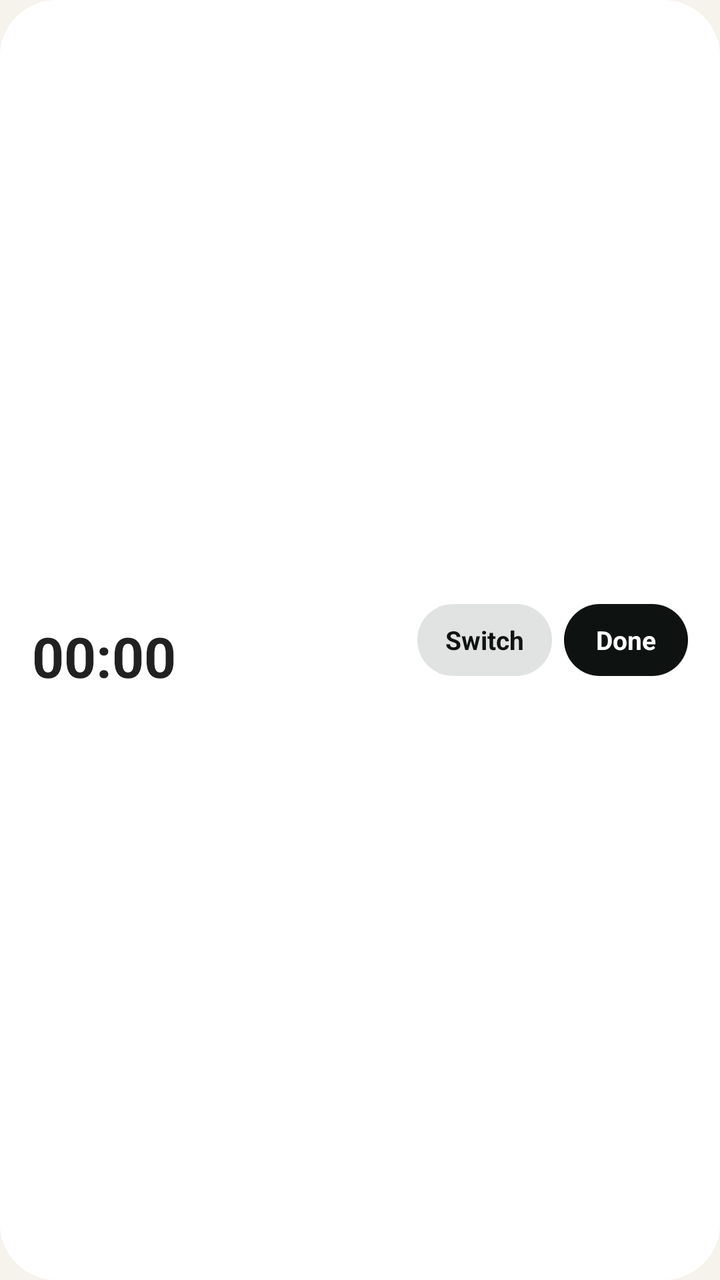
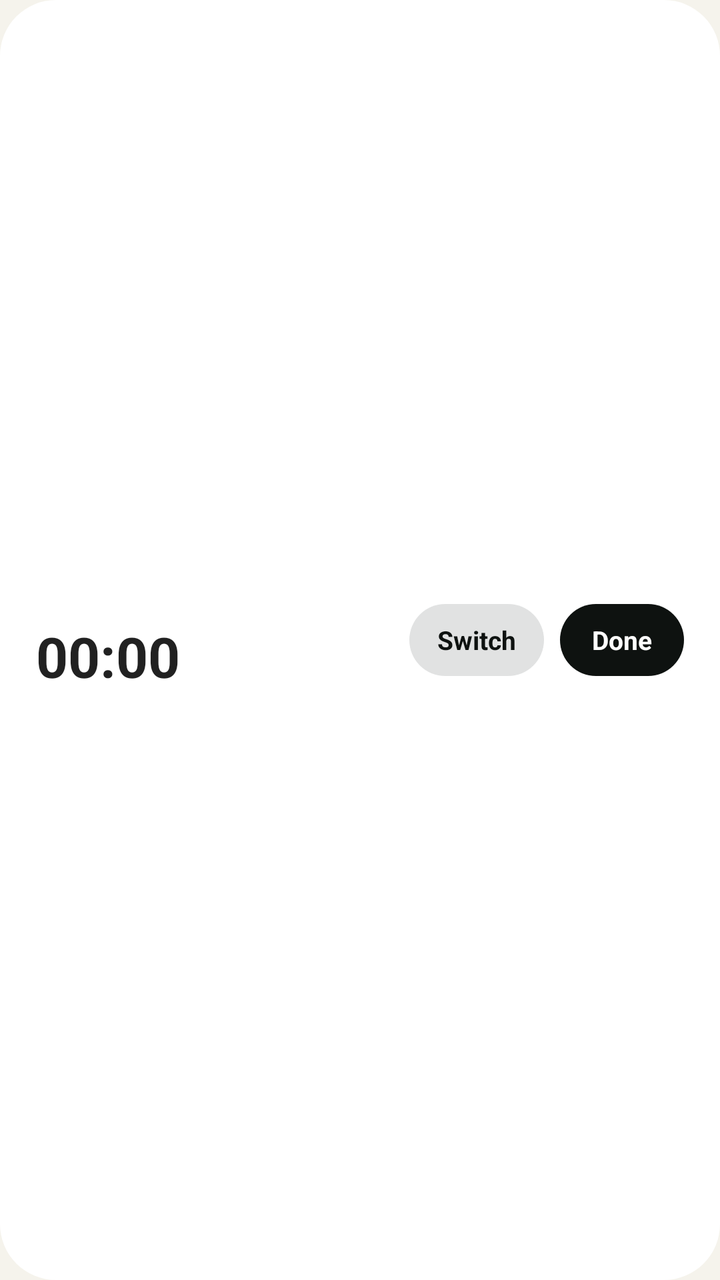

Two renders of the same Android screen: before a commit and after it. Below are the layout's source before the change and the commit's diff.
<!-- AndroidManifest.xml: application theme Theme.Seeds -->
<!-- res/layout/widget_now_wide.xml -->
<?xml version="1.0" encoding="utf-8"?>
<FrameLayout xmlns:android="http://schemas.android.com/apk/res/android"
    android:id="@android:id/background"
    android:layout_width="match_parent"
    android:layout_height="match_parent"
    android:clipToOutline="true">

    <ImageView
        android:id="@+id/bg"
        android:layout_width="match_parent"
        android:layout_height="match_parent"
        android:contentDescription="@null"
        android:scaleType="fitXY"
        android:src="@drawable/widget_shape" />

    <LinearLayout
        android:layout_width="match_parent"
        android:layout_height="match_parent"
        android:gravity="center_vertical"
        android:orientation="horizontal"
        android:paddingHorizontal="16dp"
        android:paddingVertical="8dp">

        <LinearLayout
            android:layout_width="0dp"
            android:layout_height="wrap_content"
            android:layout_weight="1"
            android:orientation="vertical">

            <LinearLayout
                android:layout_width="match_parent"
                android:layout_height="wrap_content"
                android:gravity="center_vertical"
                android:orientation="horizontal">

                <ImageView
                    android:id="@+id/mark"
                    android:layout_width="11dp"
                    android:layout_height="11dp"
                    android:contentDescription="@null"
                    android:src="@drawable/ic_seeds_mark" />

                <TextView
                    android:id="@+id/seed_name"
                    android:layout_width="match_parent"
                    android:layout_height="wrap_content"
                    android:layout_marginStart="6dp"
                    android:ellipsize="end"
                    android:maxLines="1"
                    android:textSize="14sp"
                    android:textStyle="bold" />
            </LinearLayout>

            <LinearLayout
                android:layout_width="match_parent"
                android:layout_height="wrap_content"
                android:baselineAligned="true"
                android:orientation="horizontal">

                <Chronometer
                    android:id="@+id/timer"
                    android:layout_width="wrap_content"
                    android:layout_height="wrap_content"
                    android:fontFeatureSettings="tnum"
                    android:includeFontPadding="false"
                    android:textSize="28sp"
                    android:textStyle="bold" />

                <TextView
                    android:id="@+id/idle_big"
                    android:layout_width="wrap_content"
                    android:layout_height="wrap_content"
                    android:includeFontPadding="false"
                    android:textSize="24sp"
                    android:textStyle="bold"
                    android:visibility="gone" />

                <TextView
                    android:id="@+id/detail"
                    android:layout_width="match_parent"
                    android:layout_height="wrap_content"
                    android:layout_marginStart="8dp"
                    android:ellipsize="end"
                    android:maxLines="1"
                    android:textSize="11sp" />
            </LinearLayout>
        </LinearLayout>

        <LinearLayout
            android:layout_width="wrap_content"
            android:layout_height="wrap_content"
            android:layout_marginStart="10dp"
            android:gravity="end"
            android:orientation="vertical">

            <TextView
                android:id="@+id/money"
                android:layout_width="wrap_content"
                android:layout_height="20dp"
                android:layout_marginBottom="6dp"
                android:background="@drawable/widget_money_pill"
                android:gravity="center"
                android:paddingHorizontal="8dp"
                android:textColor="#FF0E1210"
                android:textSize="10sp"
                android:textStyle="bold"
                android:visibility="gone" />

            <LinearLayout
                android:id="@+id/actions_active"
                android:layout_width="wrap_content"
                android:layout_height="36dp"
                android:orientation="horizontal">

                <TextView
                    android:id="@+id/btn_switch"
                    android:layout_width="wrap_content"
                    android:layout_height="match_parent"
                    android:background="@drawable/widget_pill_ink_soft"
                    android:gravity="center"
                    android:paddingHorizontal="14dp"
                    android:text="Switch"
                    android:textColor="#FF0E1210"
                    android:textSize="13sp"
                    android:textStyle="bold" />

                <TextView
                    android:id="@+id/btn_stop"
                    android:layout_width="wrap_content"
                    android:layout_height="match_parent"
                    android:layout_marginStart="6dp"
                    android:background="@drawable/widget_pill_ink"
                    android:gravity="center"
                    android:paddingHorizontal="16dp"
                    android:text="Done"
                    android:textColor="#FFFFFFFF"
                    android:textSize="13sp"
                    android:textStyle="bold" />
            </LinearLayout>

            <LinearLayout
                android:id="@+id/actions_idle"
                android:layout_width="wrap_content"
                android:layout_height="36dp"
                android:orientation="horizontal"
                android:visibility="gone">

                <TextView
                    android:id="@+id/btn_next"
                    android:layout_width="wrap_content"
                    android:layout_height="match_parent"
                    android:background="@drawable/widget_btn_accent"
                    android:ellipsize="end"
                    android:gravity="center"
                    android:maxLines="1"
                    android:maxWidth="160dp"
                    android:paddingHorizontal="14dp"
                    android:textColor="@color/widget_on_accent"
                    android:textSize="13sp"
                    android:textStyle="bold" />

                <TextView
                    android:id="@+id/btn_more"
                    android:layout_width="wrap_content"
                    android:layout_height="match_parent"
                    android:layout_marginStart="6dp"
                    android:background="@drawable/widget_chip"
                    android:gravity="center"
                    android:paddingHorizontal="12dp"
                    android:text="Other"
                    android:textColor="@color/widget_ink"
                    android:textSize="13sp"
                    android:textStyle="bold" />
            </LinearLayout>
        </LinearLayout>
    </LinearLayout>
</FrameLayout>
<!-- resources referenced by this layout -->
<resources>
  <color name="widget_ink">#111613</color>
  <color name="widget_on_accent">#FFFFFF</color>
  <!-- drawable ic_seeds_mark (drawable) -->
  <?xml version="1.0" encoding="utf-8"?>
  <vector xmlns:android="http://schemas.android.com/apk/res/android"
      android:width="24dp" android:height="24dp"
      android:viewportWidth="56" android:viewportHeight="56">
      <group android:translateX="-26" android:translateY="-26">
          <group android:pivotX="54" android:pivotY="54" android:rotation="38">
              <path android:fillColor="#FFFFFFFF" android:fillType="evenOdd"
                  android:pathData="M54,31 C67,40 71,60 54,77 C37,60 41,40 54,31 Z M54.6,76 C52,66 54,55 60.5,45.5 C56.5,55.5 55.6,65.5 54.6,76 Z" />
          </group>
      </group>
  </vector>
  <!-- drawable widget_btn_accent (drawable) -->
  <?xml version="1.0" encoding="utf-8"?>
  <shape xmlns:android="http://schemas.android.com/apk/res/android" android:shape="rectangle">
      <solid android:color="@color/widget_accent" />
      <corners android:radius="999dp" />
  </shape>
  <!-- drawable widget_chip (drawable) -->
  <?xml version="1.0" encoding="utf-8"?>
  <shape xmlns:android="http://schemas.android.com/apk/res/android" android:shape="rectangle">
      <solid android:color="@color/widget_chip" />
      <corners android:radius="999dp" />
  </shape>
  <!-- drawable widget_money_pill (drawable) -->
  <?xml version="1.0" encoding="utf-8"?>
  <shape xmlns:android="http://schemas.android.com/apk/res/android" android:shape="rectangle">
      <solid android:color="#FFFFD166" />
      <corners android:radius="999dp" />
  </shape>
  <!-- drawable widget_pill_ink (drawable) -->
  <?xml version="1.0" encoding="utf-8"?>
  <shape xmlns:android="http://schemas.android.com/apk/res/android" android:shape="rectangle">
      <solid android:color="#FF0E1210" />
      <corners android:radius="999dp" />
  </shape>
  <!-- drawable widget_pill_ink_soft (drawable) -->
  <?xml version="1.0" encoding="utf-8"?>
  <shape xmlns:android="http://schemas.android.com/apk/res/android" android:shape="rectangle">
      <solid android:color="#1F0E1210" />
      <corners android:radius="999dp" />
  </shape>
  <!-- drawable widget_shape (drawable) -->
  <?xml version="1.0" encoding="utf-8"?>
  <shape xmlns:android="http://schemas.android.com/apk/res/android" android:shape="rectangle">
      <solid android:color="#FFFFFFFF" />
      <corners android:radius="28dp" />
  </shape>
  <style name="Theme.Seeds" parent="android:Theme.Material.Light.NoActionBar">
          <item name="android:windowBackground">@color/seeds_paper</item>
          <item name="android:statusBarColor">@android:color/transparent</item>
          <item name="android:navigationBarColor">@android:color/transparent</item>
      </style>
  <color name="widget_accent">#1E7A4A</color>
  <color name="widget_chip">#EDEAE1</color>
  <color name="seeds_paper">#F5F3EC</color>
</resources>

<!-- the commit's change to res/layout/widget_now_wide.xml (unified diff, before → after) -->
@@ -18,7 +18,7 @@
         android:layout_height="match_parent"
         android:gravity="center_vertical"
         android:orientation="horizontal"
-        android:paddingHorizontal="16dp"
+        android:paddingHorizontal="18dp"
         android:paddingVertical="8dp">
 
         <LinearLayout
@@ -44,7 +44,7 @@
                     android:id="@+id/seed_name"
                     android:layout_width="match_parent"
                     android:layout_height="wrap_content"
-                    android:layout_marginStart="6dp"
+                    android:layout_marginStart="8dp"
                     android:ellipsize="end"
                     android:maxLines="1"
                     android:textSize="14sp"
@@ -89,7 +89,7 @@
         <LinearLayout
             android:layout_width="wrap_content"
             android:layout_height="wrap_content"
-            android:layout_marginStart="10dp"
+            android:layout_marginStart="14dp"
             android:gravity="end"
             android:orientation="vertical">
 
@@ -128,7 +128,7 @@
                     android:id="@+id/btn_stop"
                     android:layout_width="wrap_content"
                     android:layout_height="match_parent"
-                    android:layout_marginStart="6dp"
+                    android:layout_marginStart="8dp"
                     android:background="@drawable/widget_pill_ink"
                     android:gravity="center"
                     android:paddingHorizontal="16dp"
@@ -163,7 +163,7 @@
                     android:id="@+id/btn_more"
                     android:layout_width="wrap_content"
                     android:layout_height="match_parent"
-                    android:layout_marginStart="6dp"
+                    android:layout_marginStart="8dp"
                     android:background="@drawable/widget_chip"
                     android:gravity="center"
                     android:paddingHorizontal="12dp"
